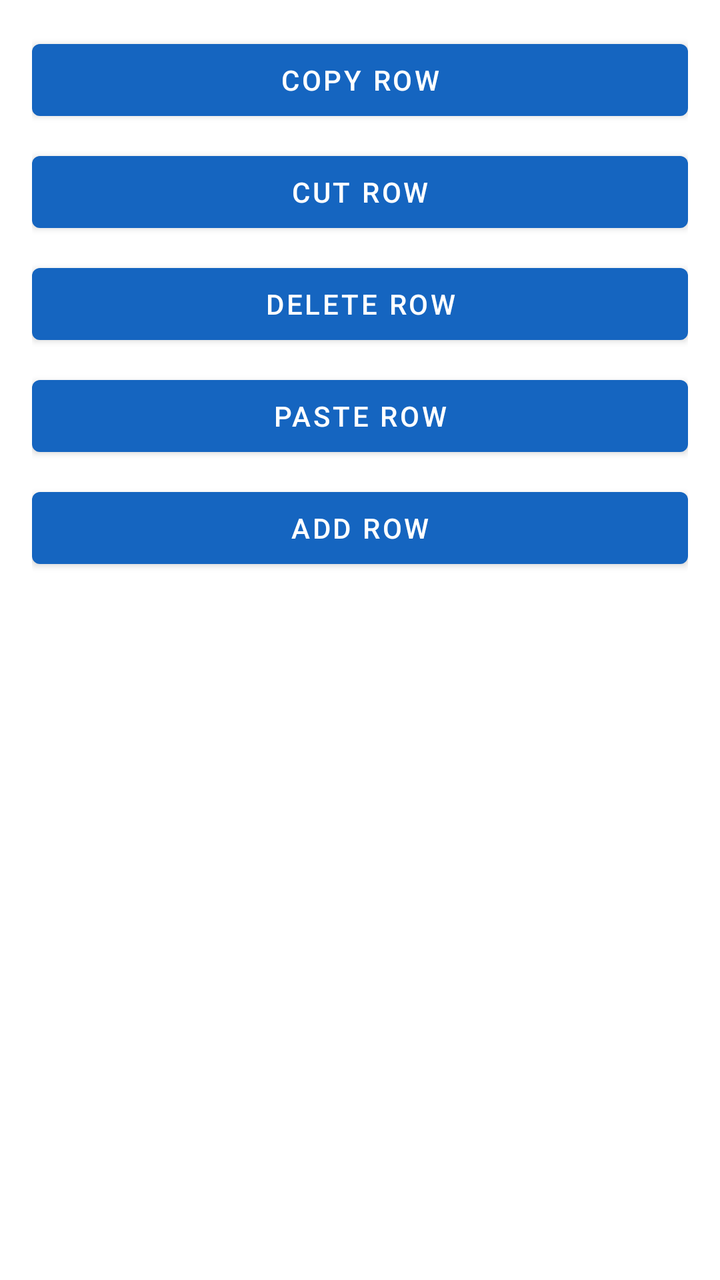
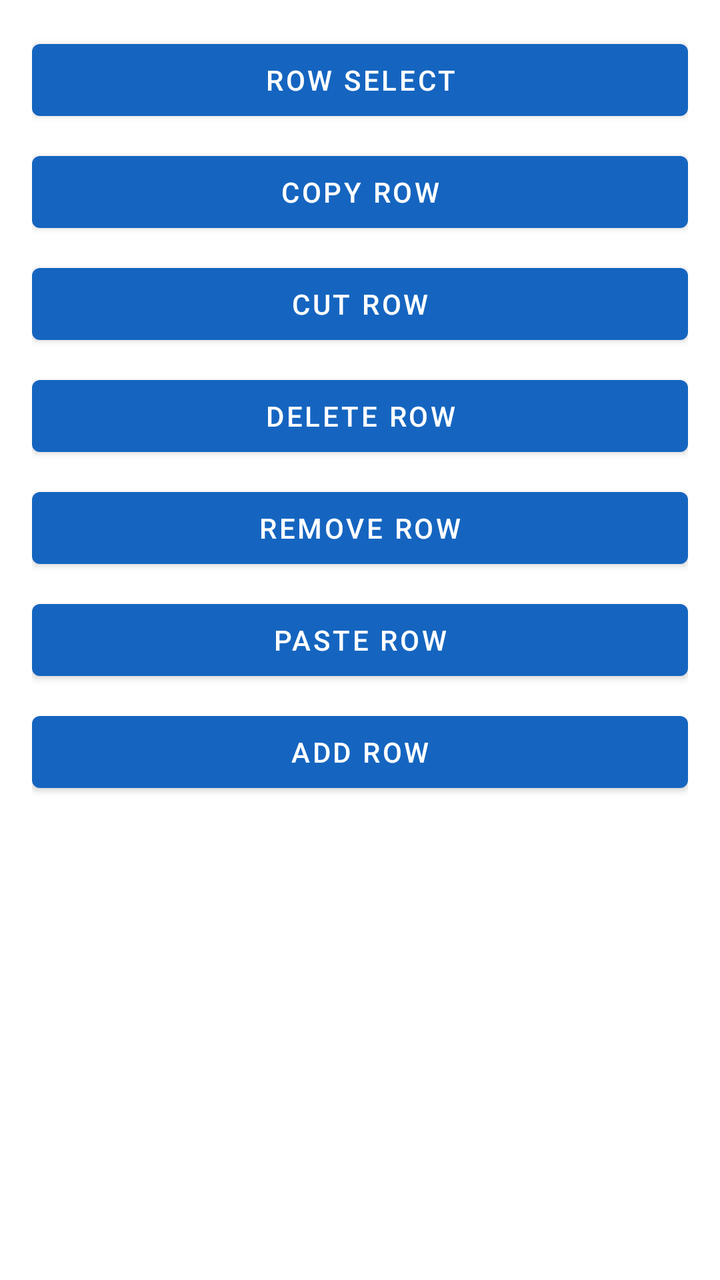

Compare the two renders of this Android layout. The source of the first and the diff that turns it into the second are given below.
<!-- AndroidManifest.xml: application theme Theme.DAR -->
<!-- res/layout/dialog_row_menu.xml -->
<?xml version="1.0" encoding="utf-8"?>
<LinearLayout xmlns:android="http://schemas.android.com/apk/res/android"
    android:layout_width="match_parent"
    android:layout_height="wrap_content"
    android:orientation="vertical"
    android:padding="16dp">

    <Button
        android:id="@+id/btn_copy_row"
        android:layout_width="match_parent"
        android:layout_height="wrap_content"
        android:text="@string/row_menu_copy" />

    <Button
        android:id="@+id/btn_cut_row"
        android:layout_width="match_parent"
        android:layout_height="wrap_content"
        android:layout_marginTop="8dp"
        android:text="@string/row_menu_cut" />

    <Button
        android:id="@+id/btn_delete_row"
        android:layout_width="match_parent"
        android:layout_height="wrap_content"
        android:layout_marginTop="8dp"
        android:text="@string/row_menu_delete" />

    <Button
        android:id="@+id/btn_paste_row"
        android:layout_width="match_parent"
        android:layout_height="wrap_content"
        android:layout_marginTop="8dp"
        android:text="@string/row_menu_paste" />

    <Button
        android:id="@+id/btn_insert_row"
        android:layout_width="match_parent"
        android:layout_height="wrap_content"
        android:layout_marginTop="8dp"
        android:text="@string/row_menu_add_row" />

</LinearLayout>
<!-- resources referenced by this layout -->
<resources>
  <string name="row_menu_add_row">Add Row</string>
  <string name="row_menu_copy">Copy Row</string>
  <string name="row_menu_cut">Cut Row</string>
  <string name="row_menu_delete">Delete Row</string>
  <string name="row_menu_paste">Paste Row</string>
  <style name="Theme.DAR" parent="Theme.MaterialComponents.DayNight.NoActionBar">
          <item name="colorPrimary">@color/dar_blue</item>
          <item name="colorPrimaryDark">@color/dar_blue_black</item>
      </style>
  <color name="dar_blue">#1565C0</color>
  <color name="dar_blue_black">#0D1B2A</color>
</resources>

<!-- the commit's change to res/layout/dialog_row_menu.xml (unified diff, before → after) -->
@@ -6,9 +6,16 @@
     android:padding="16dp">
 
     <Button
+        android:id="@+id/btn_row_select"
+        android:layout_width="match_parent"
+        android:layout_height="wrap_content"
+        android:text="@string/row_menu_row_select" />
+
+    <Button
         android:id="@+id/btn_copy_row"
         android:layout_width="match_parent"
         android:layout_height="wrap_content"
+        android:layout_marginTop="8dp"
         android:text="@string/row_menu_copy" />
 
     <Button
@@ -26,6 +33,13 @@
         android:text="@string/row_menu_delete" />
 
     <Button
+        android:id="@+id/btn_remove_row"
+        android:layout_width="match_parent"
+        android:layout_height="wrap_content"
+        android:layout_marginTop="8dp"
+        android:text="@string/row_menu_remove" />
+
+    <Button
         android:id="@+id/btn_paste_row"
         android:layout_width="match_parent"
         android:layout_height="wrap_content"
<!-- resource entries referenced after the edit -->
@@ -5,6 +5,8 @@
   <string name="row_menu_cut">Cut Row</string>
   <string name="row_menu_delete">Delete Row</string>
   <string name="row_menu_paste">Paste Row</string>
+  <string name="row_menu_remove">Remove Row</string>
+  <string name="row_menu_row_select">Row Select</string>
   <style name="Theme.DAR" parent="Theme.MaterialComponents.DayNight.NoActionBar">
           <item name="colorPrimary">@color/dar_blue</item>
           <item name="colorPrimaryDark">@color/dar_blue_black</item>
